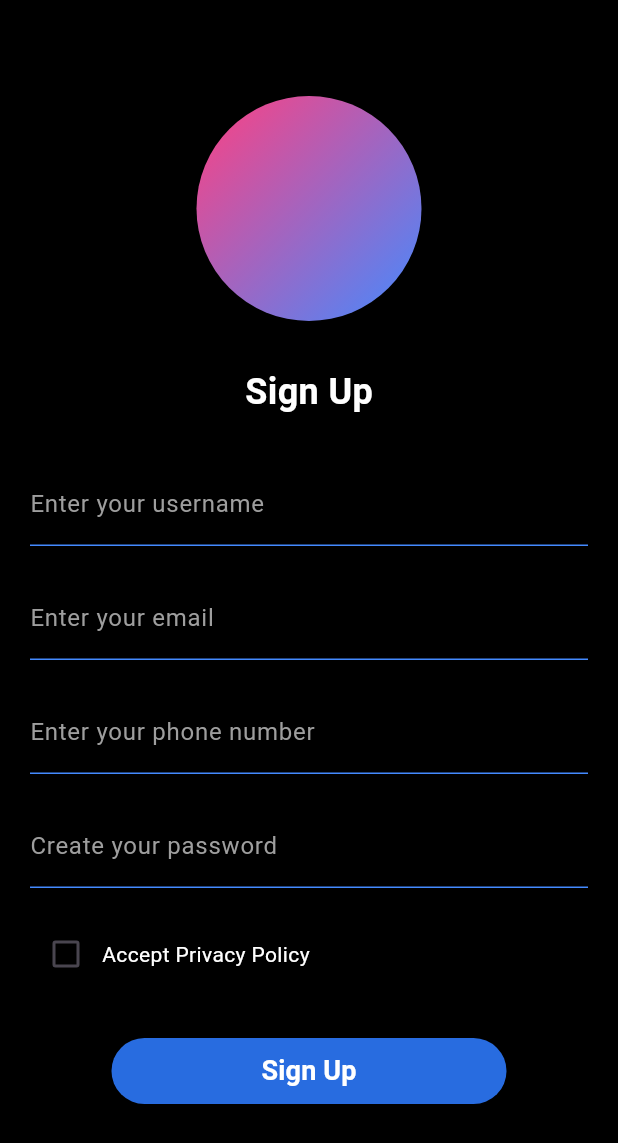
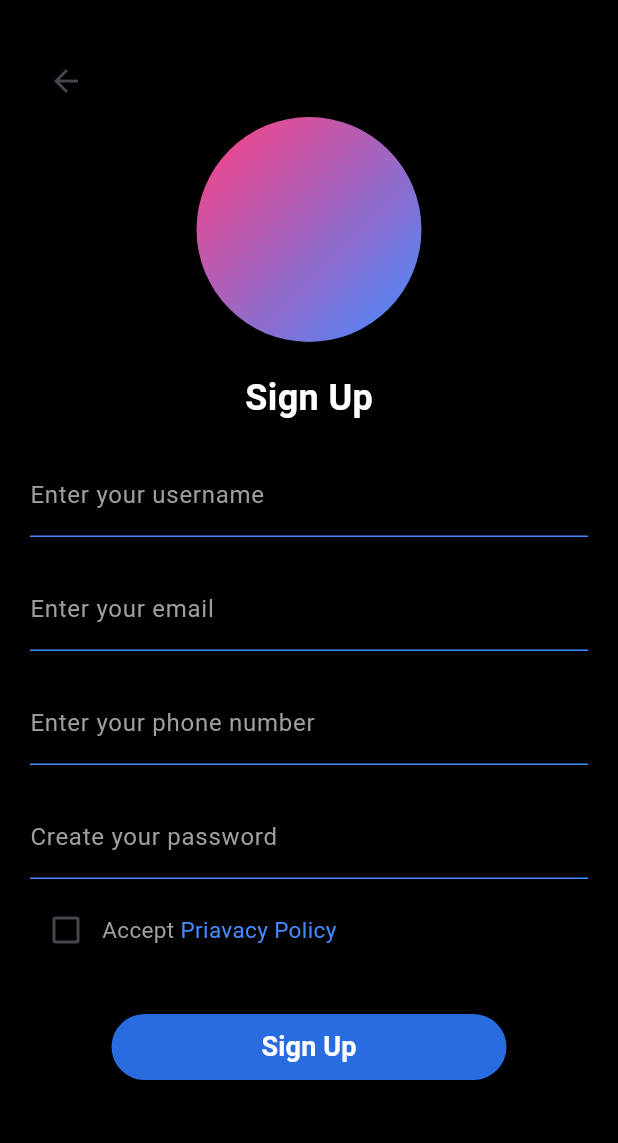
Before and after one commit to adverobbnmmmm/ASSISTREND, a Flutter app: the AssistrendSignUp screen opened by its route, on a phone screen of 412 x 824 dp. Shown: the top 1143 px of the screen. Run offline on Flutter 3.47's test engine with Material 3 defaults, Android fonts, the phone set to English and light mode, and no system bars; our stand-ins replace google_sign_in, shared_preferences; accounts and stored records are empty.

```diff
--- a/lib/assistrend_signup.dart
+++ b/lib/assistrend_signup.dart
@@ -3,6 +3,8 @@ import 'assistrend_login.dart'; // Import the login page if needed
 import 'services/api_service.dart';
 import 'utils/storage.dart';
 import 'screens/otp_screen.dart';
+import 'package:url_launcher/link.dart';
+import 'package:url_launcher/url_launcher.dart';
 
 class AssistrendSignUp extends StatefulWidget {
   @override
@@ -29,7 +31,7 @@ class _AssistrendSignUpState extends State<AssistrendSignUp> {
         _emailController.text,
         _phoneController.text,
         _passwordController.text,
-        _privacyPolicyAccepted,  // Ensure this is a boolean value
+        _privacyPolicyAccepted, // Ensure this is a boolean value
       );
 
       // Handle successful registration
@@ -40,14 +42,21 @@ class _AssistrendSignUpState extends State<AssistrendSignUp> {
         ),
       );
     } catch (e) {
-      ScaffoldMessenger.of(context).showSnackBar(
-        SnackBar(content: Text('Registration failed: $e')),
-      );
+      ScaffoldMessenger.of(
+        context,
+      ).showSnackBar(SnackBar(content: Text('Registration failed: $e')));
       print("!!!!   $e");
     } finally {
       setState(() {
         _isLoading = false;
       });
+    }
+  }
+
+  Future<void> _launchURL() async {
+    final Uri url = Uri.parse('https://assistrend.com/');
+    if (!await launchUrl(url)) {
+      throw 'Could not launch $url';
     }
   }
 
@@ -60,8 +69,18 @@ class _AssistrendSignUpState extends State<AssistrendSignUp> {
           padding: const EdgeInsets.symmetric(horizontal: 20.0),
           child: Column(
             crossAxisAlignment: CrossAxisAlignment.center,
+
             children: [
-              SizedBox(height: 64),
+              SizedBox(height: 30),
+              Align(
+                alignment: Alignment.topLeft,
+                child: IconButton(
+                  icon: Icon(Icons.arrow_back),
+                  onPressed: () {
+                    Navigator.pop(context); // Go back
+                  },
+                ),
+              ),
               Container(
                 height: 150,
                 width: 150,
@@ -74,7 +93,7 @@ class _AssistrendSignUpState extends State<AssistrendSignUp> {
                   ),
                 ),
               ),
-              SizedBox(height: 30),
+              SizedBox(height: 20),
               Text(
                 'Sign Up',
                 style: TextStyle(
@@ -83,7 +102,7 @@ class _AssistrendSignUpState extends State<AssistrendSignUp> {
                   fontWeight: FontWeight.bold,
                 ),
               ),
-              SizedBox(height: 30),
+              SizedBox(height: 20),
               TextField(
                 controller: _nameController,
                 style: TextStyle(color: Colors.white),
@@ -115,7 +134,7 @@ class _AssistrendSignUpState extends State<AssistrendSignUp> {
               ),
               SizedBox(height: 20),
               TextField(
-                controller: _phoneController,  // ✅ Added phone input field
+                controller: _phoneController, // ✅ Added phone input field
                 style: TextStyle(color: Colors.white),
                 decoration: InputDecoration(
                   labelText: 'Enter your phone number',
@@ -144,11 +163,11 @@ class _AssistrendSignUpState extends State<AssistrendSignUp> {
                   ),
                 ),
               ),
-              SizedBox(height: 20),
+              SizedBox(height: 10),
               Row(
                 children: [
                   Checkbox(
-                    value: _privacyPolicyAccepted,  // ✅ Privacy policy checkbox
+                    value: _privacyPolicyAccepted, //Privacy policy checkbox
                     onChanged: (bool? newValue) {
                       setState(() {
                         _privacyPolicyAccepted = newValue ?? false;
@@ -157,9 +176,25 @@ class _AssistrendSignUpState extends State<AssistrendSignUp> {
                     activeColor: Colors.blueAccent,
                     checkColor: Colors.white,
                   ),
-                  Text(
-                    'Accept Privacy Policy',
-                    style: TextStyle(color: Colors.white),
+                  InkWell(
+                    onTap: (_launchURL),
+                    child: Text.rich(
+                      TextSpan(
+                        children: [
+                          TextSpan(
+                            text: 'Accept ',
+                            style: TextStyle(color: Colors.grey, fontSize: 15),
+                          ),
+                          TextSpan(
+                            text: 'Priavacy Policy',
+                            style: TextStyle(
+                              color: Colors.blueAccent,
+                              fontSize: 15,
+                            ),
+                          ),
+                        ],
+                      ),
+                    ),
                   ),
                 ],
               ),
@@ -173,7 +208,8 @@ class _AssistrendSignUpState extends State<AssistrendSignUp> {
                     borderRadius: BorderRadius.circular(25),
                   ),
                 ),
-                child: _isLoading
+                child:
+                    _isLoading
                         ? CircularProgressIndicator(color: Colors.white)
                         : Text(
                           'Sign Up',
@@ -215,8 +251,6 @@ class _AssistrendSignUpState extends State<AssistrendSignUp> {
               //       ],
               //     ),
               //   )
-
-
             ],
           ),
         ),
```
Lines whose indentation alone changed are shown as unchanged.
